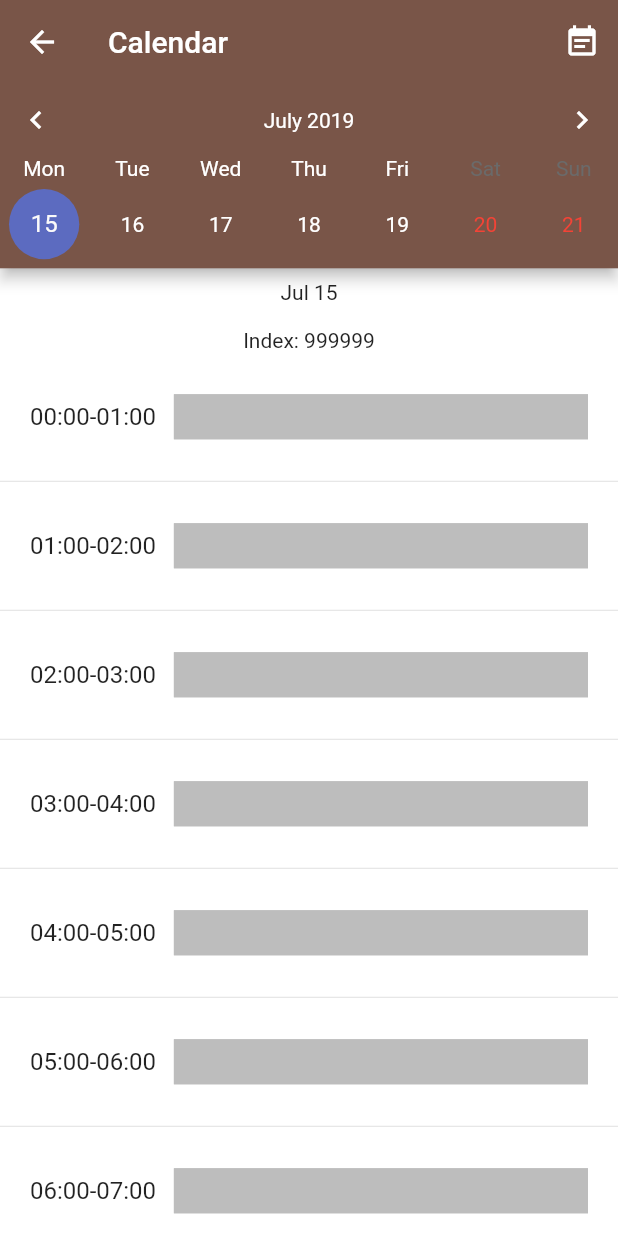
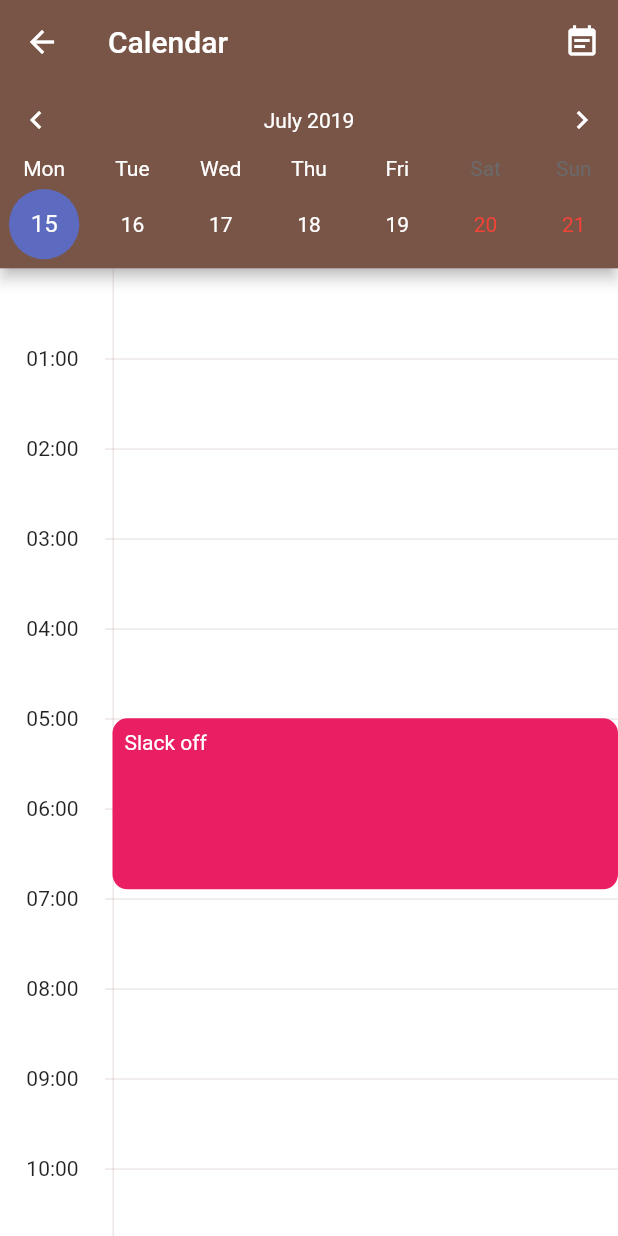
Before and after one commit to Dioclei/pudding_flutter, a Flutter app: the PudCalendar screen opened directly, on a phone screen of 412 x 824 dp. Run offline on Flutter 3.47's test engine with Material 2 defaults, Android fonts, the phone set to English and light mode, and no system bars; drawn by our look-alikes of table_calendar; our stand-ins replace charts_flutter, cloud_firestore, firebase_auth, flushbar, google_sign_in, numberpicker and 1 more; missing offline and left inert: flutter_auth_buttons, unicorndial; accounts and stored records are empty; Roboto replaces fonts that are missing (Product Sans).

Commit message:
Timetable Basic Day View Layout
UI to show events & their timings and durations accurately, similarly to google calendar.

Not implemented:
- Clashes in event timings (they will overlap)

```diff
--- a/lib/calendar/event_creator.dart
+++ b/lib/calendar/event_creator.dart
@@ -9,7 +9,6 @@ class EventCreator extends StatelessWidget {
       ),
       body: Center(
         child: Container(
-          margin: const EdgeInsets.all(30.0),
           padding: const EdgeInsets.all(20.0),
           color: Colors.white,
           child: ListView(
--- a/lib/calendar/pudding_calendar.dart
+++ b/lib/calendar/pudding_calendar.dart
@@ -2,6 +2,20 @@ import 'package:flutter/material.dart';
 import 'calendar_carousel.dart';
 import 'package:pudding_flutter/dateparser.dart';
 import 'package:pudding_flutter/calendar/timetable.dart';
+
+/// Data Structure for Events
+/// collection('Events').document(user.uid)
+///   .collection(Specific Date)
+///     .document(event_id)
+///       eventTitle: String
+///       startTime: DateTime.toISO8601String
+///       endTime: DateTime.toISO8601String
+///       allDay: Boolean
+///       colorValue: Color.value
+///       repeating: Boolean
+///       repeatingPeriod: Duration.toString
+///       repeatingDay: DateTime.weekday (int: 1..7)
+
 
 FloatingActionButton calendarFloatingActionButton(BuildContext context) {
   return FloatingActionButton(
@@ -93,23 +107,8 @@ class _PudCalendarState extends State<PudCalendar> {
                   });
                 },
                 itemBuilder: (context, i) {
-                  return Column(
-                    children: <Widget>[
-                      Padding(
-                        padding: const EdgeInsets.all(8.0),
-                        child: Text(
-                            getMonthDay(currentPageDate)),
-                      ),
-                      Padding(
-                        padding: const EdgeInsets.all(8.0),
-                        child: Text('Index: $i'),
-                      ),
-                      Expanded(
-                        child: Timetable(
-                          tooday: currentPageDate,
-                        ),
-                      ),
-                    ],
+                  return Timetable(
+                    currentDate: currentPageDate,
                   );
                 }),
           ),
--- a/lib/calendar/timetable.dart
+++ b/lib/calendar/timetable.dart
@@ -2,158 +2,288 @@ import 'package:flutter/material.dart';
 import 'package:intl/intl.dart';
 import 'event_creator.dart';
 
-AppBar timetableAppBar(BuildContext context) {
-  return AppBar(
-    title: Text('put selected date here '),
-  );
+/// Parameters for adjusting sizes & color of the timetable layout.
+const hourHeight = 60.0;
+const timesWidth = 70.0;
+const dividerOffset = 5.0;
+final Color dividerColor = Colors.brown[300].withOpacity(0.2);
+final Color addEventContainerColor = Colors.blue;
+
+class Event {
+  final DateTime startTime;
+  final DateTime endTime;
+  final Color eventColor;
+  final String title;
+  Event({@required this.startTime, @required this.endTime, @required this.eventColor, @required this.title});
 }
 
-class VerticalDivider extends StatelessWidget {
+class Timetable extends StatefulWidget {
+  final DateTime currentDate;
+  Timetable(
+      {Key key, @required this.currentDate,})
+      : super(key: key);
   @override
-  Widget build(BuildContext context) {
-    return new Container(
-      height: 30.0,
-      width: 1.0,
-      color: Colors.black38,
-      margin: const EdgeInsets.only(left: 10.0, right: 10.0),
-    );
-  }
+  _TimetableState createState() => _TimetableState();
 }
 
-class ParentWidget extends StatefulWidget {
-  ParentWidget({
-    Key key,
-    @required this.today,
-  }) : super(key: key);
-  DateTime today;
+class _TimetableState extends State<Timetable> {
+  int selectedInt;
+  List<Widget> times = [];
+  List<Widget> timetableBoxes = [];
+  List<Widget> timetableBoxDividers = [];
+  List<Event> events = [];
+  List<Widget> eventContainers = [];
+  List<Widget> selector = []; // single child list
+  List<Widget> verticalDivider = []; // single child list
+  List<Widget> children = [];
+  List<Widget> tappedChildren = [];
+
   @override
-  _ParentWidgetState createState() => _ParentWidgetState();
-}
+  void initState() {
+    selectedInt = 0;
+    times = List.generate(23, (i) {
+      return LayoutId(
+        id: "Time${i+1}",
+        child: Center(child: Text('${(i+1).toString().padLeft(2, '0')}:00')),
+      );
+    });
+    timetableBoxes = List.generate(24, (j) {
+      return LayoutId(
+        id: 'Box${j+1}',
+        child: InkWell(
+          onTap: () => setState(() {
+            selectedInt = j+1;
+          })
+        )
+      );
+    });
+    timetableBoxDividers = List.generate(23, (k) {
+      return LayoutId(
+        id: 'Divider${k+1}',
+        child: Container(
+          height: 1.0,
+          color: dividerColor,
+        )
+      );
+    });
+    verticalDivider = [
+      LayoutId(
+          id: 'VerticalDivider',
+          child: Container(
+            width: 1.0,
+            color: dividerColor,
+          )
+      ),
+    ];
+    selector = [
+      LayoutId(
+        id: 'Selector',
+        child: Container(
+            decoration: BoxDecoration(
+                color: addEventContainerColor,
+                borderRadius: BorderRadius.circular(10.0)
+            ),
+            child: Material(
+              child: InkWell(
+                onTap: () => Navigator.push(context, MaterialPageRoute(builder: (context) => EventCreator())),
+                child: Padding(
+                  padding: const EdgeInsets.all(8.0),
+                  child: Text('+Add Event', style: TextStyle(color: Colors.white)),
+                ),
+              ),
+            )
+        ),
+      )
+    ];
+    /// TODO: Retrieve Events based on widget.currentDate
+    events = [
+      Event(title: 'Slack off', startTime: DateTime(2019, 7, 15, 5, 00), endTime: DateTime(2019, 7, 15, 6, 54), eventColor: Colors.pink,),
+      Event(title: 'Do Homework', startTime: DateTime(2019, 7, 15, 13, 53), endTime: DateTime(2019, 7, 15, 14, 45), eventColor: Colors.red,),
+      Event(title: 'Complain with Angelo', startTime: DateTime(2019, 7, 15, 18, 15), endTime: DateTime(2019, 7, 15, 22, 34), eventColor: Colors.lightBlue[400],),
+      Event(title: 'Sleeping with Tom', startTime: DateTime(2019, 7, 15, 15, 00), endTime: DateTime(2019, 7, 15, 17, 00), eventColor: Colors.purple,)
+    ];
+    eventContainers = List.generate(events.length, (e) {
+      return LayoutId(id: 'Event${e+1}', child: EventContainer(event: events[e],));
+    });
 
-class _ParentWidgetState extends State<ParentWidget> {
-  bool _active = false;
-  bool _taps = false;
-  void _handleTapboxChanged(bool newValue) {
-    setState(() {
-      _active = newValue;
-    });
-  }
 
-  void _handleTaps(bool newValue) {
-    setState(() {
-      _taps = newValue;
-    });
+    /// Note: order of children widgets determines painting order.
+    tappedChildren = times + timetableBoxes + timetableBoxDividers + verticalDivider + selector + eventContainers;
+    children = times + timetableBoxes + timetableBoxDividers + verticalDivider + eventContainers;
+
+
+    // TODO: grab data from Firebase/TableCalendar using currentDate to display events.
+    super.initState();
   }
 
   @override
   Widget build(BuildContext context) {
-    return Container(
-      child: Timetable(
-        ontaps: _handleTaps,
-        taps: _taps,
-        tooday: widget.today,
-        selected: _active,
-        onChanged: _handleTapboxChanged,
+    //this is the format for formatting date and getting 2015-12-01 - currenthour : currentminute
+    //String formattedDate = DateFormat('yyyy-MM-dd – kk:mm').format(today);
+    String formattedDate = DateFormat('dd-MM-yyyy').format(widget.currentDate);
+
+    return SingleChildScrollView(
+      child: Container(
+        height: 24 * hourHeight,
+        child: CustomMultiChildLayout(
+          delegate: TimetableLayoutDelegate(events: events, selectedInt: selectedInt, currentDate: widget.currentDate),
+          children: selectedInt > 0 ? tappedChildren : children,
+        ),
       ),
     );
   }
 }
 
-class Timetable extends StatelessWidget {
-  final bool selected;
-  final ValueChanged<bool> onChanged;
-  final bool taps;
-  final ValueChanged<bool> ontaps;
-  Timetable(
-      {Key key,
-        this.selected: false,
-        this.taps: false,
-        @required this.tooday,
-        this.onChanged,
-        this.ontaps})
-      : super(key: key);
-  DateTime tooday;
-  /* The _card function is to generate individual card widgets for the list
-  * view without overcrowding the ListView with repetitive code*/
-  void _handleTap() {
-    onChanged(!selected);
+class TimetableLayoutDelegate extends MultiChildLayoutDelegate {
+  final List<Event> events;
+  final int selectedInt;
+  final DateTime currentDate;
+  TimetableLayoutDelegate({@required this.events, @required this.selectedInt, @required this.currentDate});
+
+  @override
+  void performLayout(Size size) {
+    /// Layout Times
+    if (hasChild('Time1')) {
+      for (int i = 0; i < 23; i++) {
+        layoutChild(
+            'Time${i + 1}', BoxConstraints.tight(Size(timesWidth, hourHeight)));
+        positionChild(
+            'Time${i + 1}', Offset(0.0, (0.5 * hourHeight + i * hourHeight)));
+      }
+    }
+    /// Layout Timetable Boxes
+    if (hasChild('Box1')) {
+      for (int j = 0; j < 24; j++) {
+        layoutChild('Box${j + 1}', BoxConstraints.tight(
+            Size(size.width - timesWidth - dividerOffset, hourHeight)));
+        positionChild(
+            'Box${j + 1}', Offset(timesWidth + dividerOffset, j * hourHeight));
+      }
+    }
+    /// Layout Timetable Box Dividers
+    if (hasChild('Divider1')) {
+      for (int k = 0; k < 23; k++) {
+        layoutChild('Divider${k + 1}',
+            BoxConstraints.loose(Size(size.width - timesWidth, size.height)));
+        positionChild(
+            'Divider${k + 1}', Offset(timesWidth, (k + 1) * hourHeight));
+      }
+    }
+    /// Layout Vertical Divider
+    if (hasChild('VerticalDivider')) {
+      layoutChild('VerticalDivider', BoxConstraints.loose(size));
+      positionChild('VerticalDivider', Offset(timesWidth + dividerOffset, 0.0));
+    }
+    /// Layout Add Event Selector
+    if (selectedInt > 0) {
+      if (hasChild('Selector')) {
+        layoutChild('Selector', BoxConstraints.tight(
+            Size(size.width - timesWidth - dividerOffset, hourHeight)));
+        positionChild('Selector',
+            Offset(timesWidth + dividerOffset, (selectedInt - 1) * hourHeight));
+      }
+    }
+    /// Layout Events
+    if (events.length > 0) {
+      for(int e = 0; e < events.length; e++) {
+        Duration eventDuration = events[e].endTime.difference(events[e].startTime);
+        double height;
+        double offsetHeight;
+        DateTime zeroTime = DateTime(events[e].startTime.year, events[e].startTime.month, events[e].startTime.day);
+        if (eventDuration.inMinutes < 1440) {
+          height = size.height / 1440 * eventDuration.inMinutes.abs();
+          offsetHeight = size.height / 1440 * events[e].startTime.difference(zeroTime).inMinutes.abs();
+        }
+        layoutChild('Event${e+1}', BoxConstraints.tight(Size(size.width - timesWidth - dividerOffset, height)));
+        positionChild('Event${e+1}',
+          Offset(timesWidth + dividerOffset, offsetHeight)
+        );
+      }
+    }
   }
 
-  void _handleSecondTap() {
-    ontaps(!taps);
+  @override
+  String toString() {
+    // TODO: implement toString
+    return super.toString();
   }
 
-  Widget _card(context, label) {
-    return new Container(
-      padding: EdgeInsets.all(20),
-      child: Row(
-        // mainAxisAlignment:MainAxisAlignment.spaceBetween,
-        children: <Widget>[
-          Text(
-            label,
-            style: TextStyle(fontSize: 16),
-          ),
-          // Expanded(child: Text(label), ),
-          //Expanded(child:Container(
-          //height: 30,
-          //width: 2,
-          //color: Colors.grey[400],
-          //),),
-          Expanded(
-            child: Material(
-              color: Colors.grey[400],
-              child: InkWell(
-                onTap: () {
-                  if (taps == true) {
-                    _handleTap();
-                    //_handleSecondTap(); somewhere somehow _handleSecondTap() needs to be false after u tap
-                    print("HIYA");
-                    //replace this with push to the add event page
-                  } else {
-                    _handleTap();
-                    _handleSecondTap();
-                  }
-                },
-                onDoubleTap: () {
-                  print('double tapped!');
-                },
-                child: Container(
-                  decoration: BoxDecoration(
-                      color: selected ? Colors.blue : Colors.grey[400]
-                  ),
-                  padding: const EdgeInsets.all(10.0),
-                  child: Text(
-                    selected ? '+Add Event' : '',
-                    style: selected
-                        ? TextStyle(color: Colors.white)
-                        : TextStyle(color: Colors.grey[400]),
-                  ),
-                  height: 30,
-                ),
-              ),
-            ),
-          ),
-        ],
-      ),
-    );
+  @override
+  bool shouldRelayout(TimetableLayoutDelegate oldDelegate) {
+    return selectedInt != oldDelegate.selectedInt || events != oldDelegate.events;
   }
+}
 
-  /* Building a new page for timetable: */
+class EventContainer extends StatelessWidget {
+  final Event event;
+  EventContainer({this.event});
   @override
   Widget build(BuildContext context) {
-    //this is the format for formatting date and getting 2015-12-01 - currenthour : currentminute
-    //String formattedDate = DateFormat('yyyy-MM-dd – kk:mm').format(today);
-    String formattedDate = DateFormat('dd-MM-yyyy').format(tooday);
     return Container(
-      child: ListView.separated(
-        itemCount: 24,
-        itemBuilder: (context, i) {
-          return _card(context, '${i.toString().padLeft(2, '0')}:00-${(i+1).toString().padLeft(2, '0')}:00   ');
-        },
-        separatorBuilder: (context, i) {
-          return Divider();
-        },
+      decoration: BoxDecoration(
+        color: event.eventColor,
+        borderRadius: BorderRadius.circular(10.0)
+      ),
+      child: Padding(
+        padding: const EdgeInsets.all(8.0),
+        child: Text(event.title, style: TextStyle(color: Colors.white),),
       ),
     );
   }
 }
+
+
+/*
+DOESNT WORK BTW
+AddEventCard(
+          selected: ('Box${j+1}' == selectedId),
+          onTap: () {
+            if ('Box${j+1}' == selectedId) {
+              Navigator.push(context, MaterialPageRoute(builder: (context) => EventCreator()));
+            } else {
+              setState(() {
+                selectedId = 'Box${j+1}';
+              });
+            }
+          },
+          onDoubleTap: () {
+            setState(() {
+              selectedId = 'Box${j+1}';
+              Navigator.push(context, MaterialPageRoute(builder: (context) => EventCreator()));
+            });
+          },
+        )
+
+ */
+
+/*
+ListView.separated(
+      itemCount: 24,
+      itemBuilder: (context, i) {
+        return AddEventCard(
+          selected: (i == selectedIndex),
+          onTap: () {
+            if (i == selectedIndex) {
+              Navigator.push(context, MaterialPageRoute(builder: (context) => EventCreator()));
+            } else {
+              setState(() {
+                selectedIndex = i;
+              });
+            }
+          },
+          onDoubleTap: () {
+            setState(() {
+              selectedIndex = i;
+              Navigator.push(context, MaterialPageRoute(builder: (context) => EventCreator()));
+            });
+          },
+        );
+      },
+      separatorBuilder: (context, i) {
+        return Divider(
+          height: 0.0,
+          color: Colors.brown[300],
+        );
+      },
+    );
+ */
```
